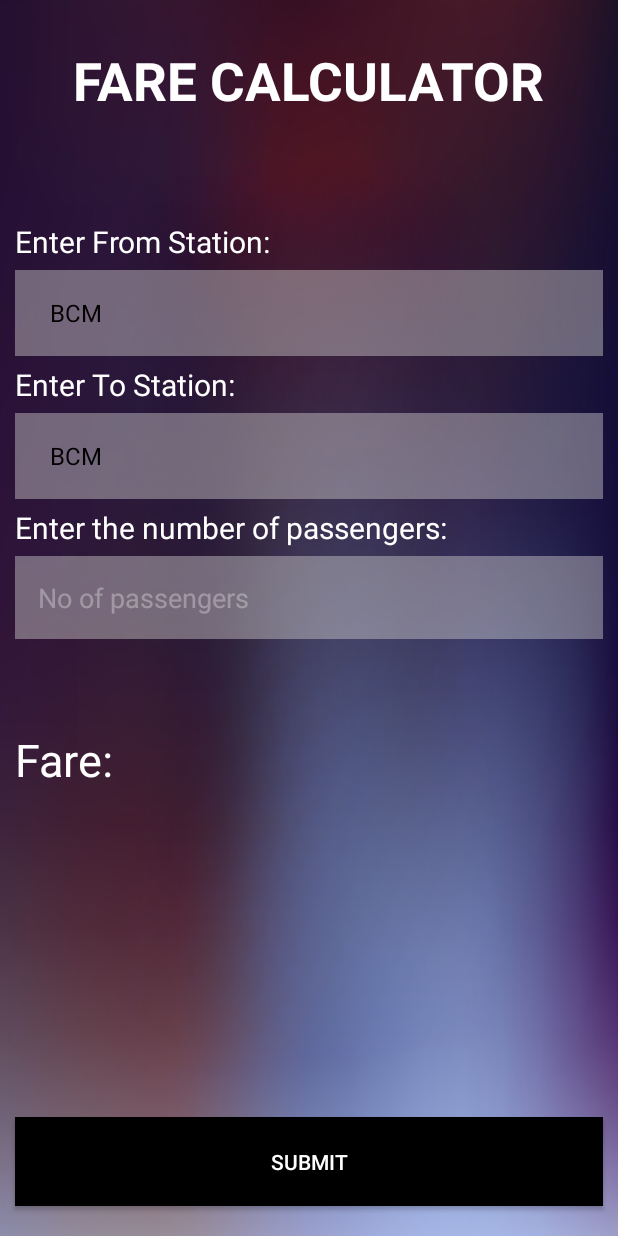
After one commit to Lokesh0211/E-Ticket, an Android app: the FareCalculatorActivity screen opened directly, with no data from a screen before it, on a phone screen of 412 x 824 dp. The commit adds this screen. Run offline under Robolectric (Android 15) with nearby library versions, the phone set to English and light mode, and no system bars.

Commit message:
Sixth commit

```diff
--- a/app/src/main/AndroidManifest.xml
+++ b/app/src/main/AndroidManifest.xml
@@ -11,6 +11,9 @@
         android:supportsRtl="true"
         android:theme="@style/Theme.ETicket"
         tools:targetApi="31">
+        <activity
+            android:name=".Activities.FareCalculatorActivity"
+            android:exported="false" />
         <activity
             android:name=".Activities.DisplayTicketActivity"
             android:exported="false" />
--- /dev/null
+++ b/app/src/main/java/com/example/e_ticket/Activities/FareCalculatorActivity.kt
@@ -0,0 +1,91 @@
+package com.example.e_ticket.Activities
+
+import androidx.appcompat.app.AppCompatActivity
+import android.os.Bundle
+import android.view.View
+import android.widget.AdapterView
+import android.widget.ArrayAdapter
+import android.widget.Toast
+import com.example.e_ticket.R
+import com.example.e_ticket.databinding.ActivityFareCalculatorBinding
+
+class FareCalculatorActivity : AppCompatActivity() {
+    private lateinit var binding: ActivityFareCalculatorBinding
+    private var sourceStation: String = ""
+    private var destinationStation: String = ""
+    private var numPassengers: Int = 0
+    val fareMatrix = arrayOf(
+        doubleArrayOf(0.0, 10.0, 20.0, 30.0),
+        doubleArrayOf(10.0, 0.0, 15.0, 25.0),
+        doubleArrayOf(20.0, 15.0, 0.0, 10.0),
+        doubleArrayOf(30.0, 25.0, 10.0, 0.0)
+    )
+    private val stationList = arrayOf("BCM", "KTDM", "PVC", "SCM")
+
+    override fun onCreate(savedInstanceState: Bundle?) {
+        super.onCreate(savedInstanceState)
+        binding = ActivityFareCalculatorBinding.inflate(layoutInflater)
+        setContentView(binding.root)
+
+        // Initialize source station spinner
+        val sourceStationList = arrayOf("BCM", "KTDM", "PVC", "SCM")
+        val sourceAdapter = ArrayAdapter(this, androidx.constraintlayout.widget.R.layout.support_simple_spinner_dropdown_item, sourceStationList)
+        binding.spinner1.adapter = sourceAdapter
+        binding.spinner1.onItemSelectedListener = object : AdapterView.OnItemSelectedListener {
+            override fun onItemSelected(parent: AdapterView<*>, view: View?, position: Int, id: Long) {
+                sourceStation = sourceStationList[position]
+            }
+
+            override fun onNothingSelected(parent: AdapterView<*>) {
+            }
+        }
+
+        // Initialize destination station spinner
+        val destinationStationList = arrayOf("BCM", "KTDM", "PVC", "SCM")
+        val destinationAdapter = ArrayAdapter(this, androidx.constraintlayout.widget.R.layout.support_simple_spinner_dropdown_item, destinationStationList)
+        binding.spinner2.adapter = destinationAdapter
+        binding.spinner2.onItemSelectedListener = object : AdapterView.OnItemSelectedListener {
+            override fun onItemSelected(parent: AdapterView<*>, view: View?, position: Int, id: Long) {
+                destinationStation = destinationStationList[position]
+            }
+
+            override fun onNothingSelected(parent: AdapterView<*>) {
+            }
+        }
+
+        // Set click listener for the submit button
+        binding.fareCalculate.setOnClickListener {
+            if (sourceStation.isEmpty() || destinationStation.isEmpty()) {
+                Toast.makeText(this, "Please select source and destination stations", Toast.LENGTH_SHORT).show()
+                return@setOnClickListener
+            }
+
+            if (binding.etNoOfPeople.text.isEmpty()) {
+                Toast.makeText(this, "Please enter the number of passengers", Toast.LENGTH_SHORT).show()
+                return@setOnClickListener
+            }
+
+            numPassengers = binding.etNoOfPeople.text.toString().toInt()
+
+            val fare = calculateFare(sourceStation, destinationStation, numPassengers)
+
+            binding.txtFareDisplay.text = "$fare /-"
+        }
+    }
+
+    private fun calculateFare(source: String, destination: String, numPassengers: Int): Double {
+            val sourceIndex = getIndex(source)
+            val destinationIndex = getIndex(destination)
+
+            if (sourceIndex == -1 || destinationIndex == -1) {
+                throw IllegalArgumentException("Invalid source or destination station")
+            }
+
+            val fare = fareMatrix[sourceIndex][destinationIndex] * numPassengers
+            return fare
+        }
+
+        private fun getIndex(station: String): Int {
+            return stationList.indexOf(station)
+    }
+}
--- a/app/src/main/java/com/example/e_ticket/Activities/MainActivity.kt
+++ b/app/src/main/java/com/example/e_ticket/Activities/MainActivity.kt
@@ -22,11 +22,13 @@ class MainActivity : AppCompatActivity() {
             val intent =  Intent(this@MainActivity, DisplayTicketActivity::class.java)
             startActivity(intent)
         }
-        binding.PNRStatus.setOnClickListener {
+        binding.fareCalculator.setOnClickListener {
            /* val transaction : FragmentTransaction =  supportFragmentManager.beginTransaction()
             transaction.replace(R.id.activity_main, PNRStatusFragment())
             transaction.addToBackStack("PNRStatus")
             transaction.commit()*/
+            val intent =  Intent(this@MainActivity, FareCalculatorActivity::class.java)
+            startActivity(intent)
         }
         binding.trainEnquiry.setOnClickListener {
             val transaction : FragmentTransaction =  supportFragmentManager.beginTransaction()
--- /dev/null
+++ b/app/src/main/res/layout/activity_fare_calculator.xml
@@ -0,0 +1,122 @@
+<?xml version="1.0" encoding="utf-8"?>
+<RelativeLayout xmlns:android="http://schemas.android.com/apk/res/android"
+    xmlns:app="http://schemas.android.com/apk/res-auto"
+    xmlns:tools="http://schemas.android.com/tools"
+    android:layout_width="match_parent"
+    android:layout_height="match_parent"
+    android:background="@drawable/login_background"
+    tools:context=".Activities.FareCalculatorActivity">
+<LinearLayout
+    android:layout_width="match_parent"
+    android:layout_height="wrap_content"
+    android:orientation="vertical"
+    android:id="@+id/Linear7">
+    <TextView
+        android:layout_width="wrap_content"
+        android:layout_height="wrap_content"
+        android:text="FARE CALCULATOR"
+        android:id="@+id/train_enquiry"
+        android:padding="20dp"
+        android:layout_gravity="center"
+        android:layout_marginTop="10dp"
+        android:textSize="35sp"
+        android:textColor="@color/white"
+        android:textStyle="bold"
+        />
+    <TextView
+        android:layout_width="wrap_content"
+        android:layout_height="wrap_content"
+        android:layout_marginStart="10dp"
+        android:id="@+id/txt_fareSourceStation"
+        android:text="Enter From Station: "
+        android:textSize="20sp"
+        android:textColor="@color/white"
+        android:layout_marginTop="50dp"/>
+    <Spinner
+        android:layout_width="match_parent"
+        android:layout_height="57dp"
+        android:id="@+id/spinner1"
+        android:layout_marginTop="5dp"
+        android:background="#70D1CFCF"
+        android:padding="15dp"
+        android:layout_marginStart="10dp"
+        android:layout_marginEnd="10dp"/>
+
+    <TextView
+        android:layout_width="wrap_content"
+        android:layout_height="wrap_content"
+        android:layout_marginStart="10dp"
+        android:id="@+id/txt_fareDestinationStation"
+        android:text="Enter To Station: "
+        android:textSize="20sp"
+        android:textColor="@color/white"
+        android:layout_marginTop="5dp"/>
+    <Spinner
+        android:layout_width="match_parent"
+        android:layout_height="57dp"
+        android:id="@+id/spinner2"
+        android:layout_marginTop="5dp"
+        android:background="#70D1CFCF"
+        android:padding="15dp"
+        android:layout_marginStart="10dp"
+        android:layout_marginEnd="10dp"/>
+
+    <TextView
+        android:layout_width="wrap_content"
+        android:layout_height="wrap_content"
+        android:layout_marginStart="10dp"
+        android:id="@+id/txt_noOfPeople"
+        android:text="Enter the number of passengers: "
+        android:textSize="20sp"
+        android:textColor="@color/white"
+        android:layout_marginTop="5dp"/>
+    <EditText
+        android:layout_width="match_parent"
+        android:layout_height="wrap_content"
+        android:id="@+id/et_noOfPeople"
+        android:layout_marginTop="5dp"
+        android:background="#70D1CFCF"
+        android:hint="No of passengers "
+        android:textColorHint="#50FFFFFF"
+        android:padding="15dp"
+        android:layout_marginStart="10dp"
+        android:layout_marginEnd="10dp"
+        />
+
+</LinearLayout>
+    <TextView
+        android:layout_width="wrap_content"
+        android:layout_height="wrap_content"
+        android:layout_marginStart="10dp"
+        android:id="@+id/txtFare"
+        android:text="Fare: "
+        android:textSize="30sp"
+        android:layout_below="@id/Linear7"
+        android:textColor="@color/white"
+        android:layout_marginTop="60dp"/>
+    <TextView
+        android:layout_width="wrap_content"
+        android:layout_height="wrap_content"
+        android:layout_marginStart="10dp"
+        android:id="@+id/txtFareDisplay"
+        android:text=""
+        android:textSize="30sp"
+        android:layout_below="@id/Linear7"
+        android:textColor="@color/white"
+        android:layout_toRightOf="@id/txtFare"
+        android:layout_marginTop="60dp"
+        />
+    <Button
+        android:layout_width="match_parent"
+        android:layout_height="wrap_content"
+        android:id="@+id/fareCalculate"
+        android:text="SUBMIT"
+        android:textColor="@color/white"
+        android:layout_marginTop="30dp"
+        android:background="@color/black"
+        android:padding="20dp"
+        android:layout_marginStart="10dp"
+        android:layout_marginEnd="10dp"
+        android:layout_alignParentBottom="true"
+        android:layout_marginBottom="20dp"/>
+</RelativeLayout>
--- a/app/src/main/res/layout/activity_main.xml
+++ b/app/src/main/res/layout/activity_main.xml
@@ -54,10 +54,10 @@
     <Button
         android:layout_width="150dp"
         android:layout_height="150dp"
-        android:text="PNR status"
+        android:text="fARE CALCULATOR"
         android:layout_marginTop="10dp"
         android:layout_below="@id/bookTicket"
-        android:id="@+id/PNR_status"
+        android:id="@+id/fareCalculator"
         android:background="@drawable/main_activity_pnr_button_background"
         />
     <Button
@@ -66,7 +66,7 @@
         android:text="Train Enquiry"
         android:layout_marginTop="10dp"
         android:layout_below="@id/showTicket"
-        android:layout_toRightOf="@id/PNR_status"
+        android:layout_toRightOf="@id/fareCalculator"
         android:id="@+id/train_enquiry"
         android:layout_marginStart="10dp"
         android:background="@drawable/main_activity_train_enq_background"/>
--- /dev/null
+++ b/app/src/main/res/layout/list.xml
@@ -0,0 +1,10 @@
+<?xml version="1.0" encoding="utf-8"?>
+<TextView xmlns:android="http://schemas.android.com/apk/res/android"
+    android:layout_width="match_parent"
+    android:layout_height="wrap_content"
+    android:padding="16dp"
+    android:ellipsize="end"
+    android:maxLines="1"
+    android:textAppearance="?attr/textAppearanceSubtitle1">
+
+</TextView>
--- a/app/src/main/res/values/strings.xml
+++ b/app/src/main/res/values/strings.xml
@@ -3,4 +3,5 @@
     <!-- TODO: Remove or change this placeholder text -->
     <string name="hello_blank_fragment">Hello blank fragment</string>
     <string name="preference_file_name">Railway Ticket</string>
+    <string name="item">Items</string>
 </resources>
```
